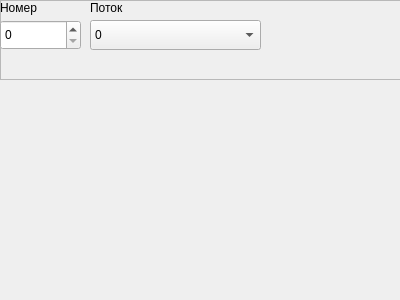
First picture: the form in m_cfg/unitWidgets/widget_devline.ui, repository xXRadioHeadXx/start7, before the edit.
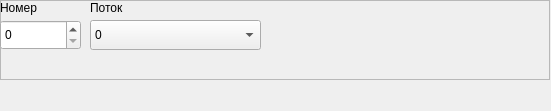
Second picture: the form after the edit.

What changed in the file:
```diff
--- a/m_cfg/unitWidgets/widget_devline.ui
+++ b/m_cfg/unitWidgets/widget_devline.ui
@@ -6,8 +6,8 @@
    <rect>
     <x>0</x>
     <y>0</y>
-    <width>400</width>
-    <height>300</height>
+    <width>551</width>
+    <height>111</height>
    </rect>
   </property>
   <property name="windowTitle">
```
